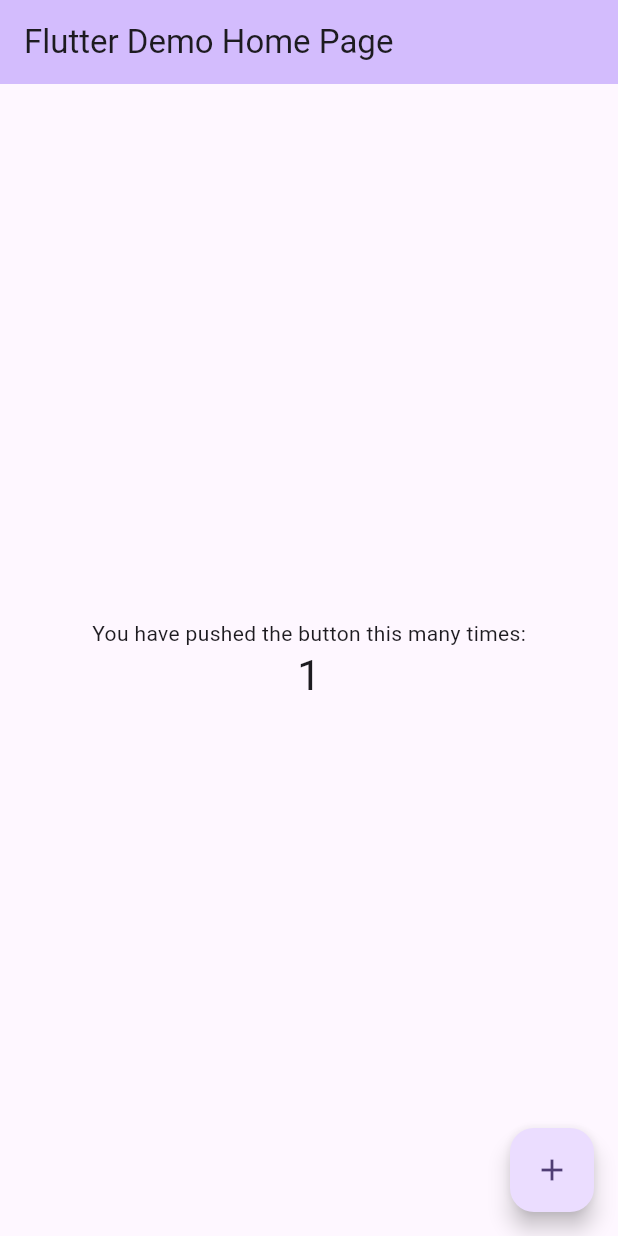
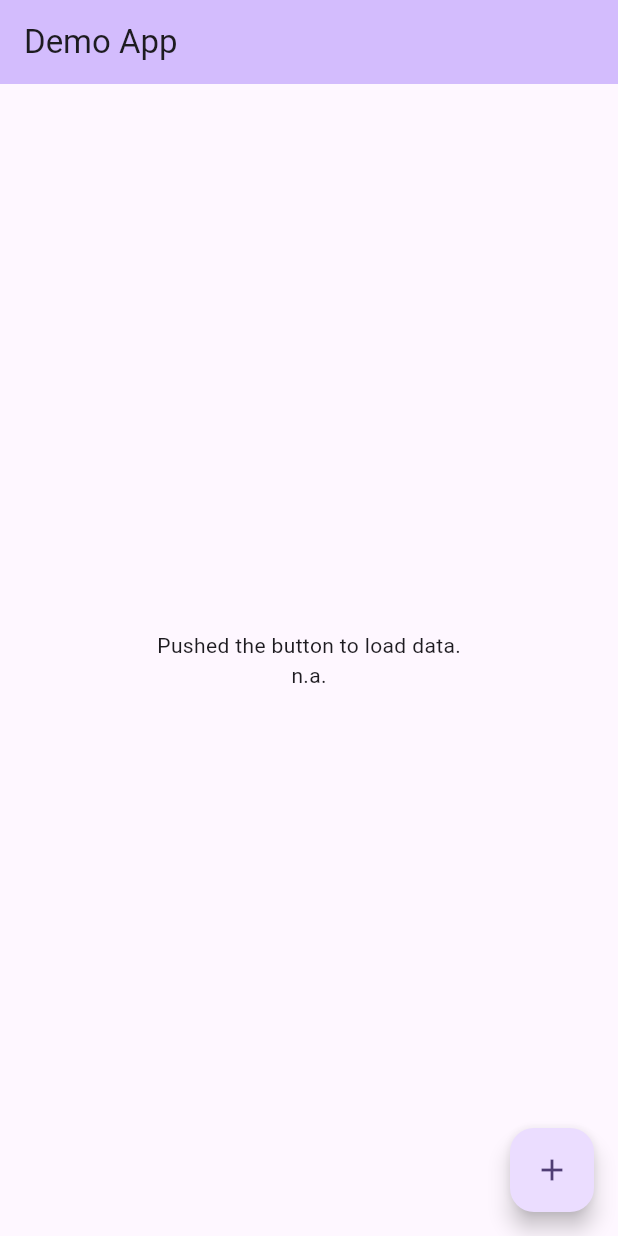
Before and after one commit to ThomasDerZweifler/flutter, a Flutter app: the screen it shows after launch, after a tap on the "add" icon, on a phone screen of 412 x 824 dp. Run offline on Flutter 3.47's test engine with Material 3 defaults, Android fonts, the phone set to English and light mode, and no system bars; network calls fail.

Commit message:
load data, setState

```diff
--- a/lib/main.dart
+++ b/lib/main.dart
@@ -6,27 +6,6 @@ import 'package:http/http.dart' as http;
 
 void main() {
   runApp(const MyApp());
-
-  final result = _loadRemoteData().then((String result) {
-    if (kDebugMode) {
-      print("result: $result");
-    }
-  });
-}
-
-Future<String> _loadRemoteData() async {
-  final response = await (http.get(Uri.parse('https://oreil.ly/ndCPN')));
-  if (response.statusCode == 200) {
-    if (kDebugMode) {
-      print('response statusCode is 200');
-    }
-    return response.body;
-  } else {
-    if (kDebugMode) {
-      print('Http Error: ${response.statusCode}!');
-    }
-    throw Exception('Invalid data source.');
-  }
 }
 
 class MyApp extends StatelessWidget {
@@ -38,40 +17,17 @@ class MyApp extends StatelessWidget {
     return MaterialApp(
       title: 'Flutter Demo',
       theme: ThemeData(
-        // This is the theme of your application.
-        //
-        // TRY THIS: Try running your application with "flutter run". You'll see
-        // the application has a purple toolbar. Then, without quitting the app,
-        // try changing the seedColor in the colorScheme below to Colors.green
-        // and then invoke "hot reload" (save your changes or press the "hot
-        // reload" button in a Flutter-supported IDE, or press "r" if you used
-        // the command line to start the app).
-        //
-        // Notice that the counter didn't reset back to zero; the application
-        // state is not lost during the reload. To reset the state, use hot
-        // restart instead.
-        //
-        // This works for code too, not just values: Most code changes can be
-        // tested with just a hot reload.
         colorScheme: ColorScheme.fromSeed(seedColor: Colors.deepPurple),
         useMaterial3: true,
       ),
-      home: const MyHomePage(title: 'Flutter Demo Home Page'),
+      home: const MyHomePage(title: 'Demo App'),
+      debugShowCheckedModeBanner: false,
     );
   }
 }
 
 class MyHomePage extends StatefulWidget {
   const MyHomePage({super.key, required this.title});
-
-  // This widget is the home page of your application. It is stateful, meaning
-  // that it has a State object (defined below) that contains fields that affect
-  // how it looks.
-
-  // This class is the configuration for the state. It holds the values (in this
-  // case the title) provided by the parent (in this case the App widget) and
-  // used by the build method of the State. Fields in a Widget subclass are
-  // always marked "final".
 
   final String title;
 
@@ -80,27 +36,33 @@ class MyHomePage extends StatefulWidget {
 }
 
 class _MyHomePageState extends State<MyHomePage> {
-  int _counter = 0;
+  String _result = "n.a.";
 
-  void _incrementCounter() {
-    setState(() {
-      // This call to setState tells the Flutter framework that something has
-      // changed in this State, which causes it to rerun the build method below
-      // so that the display can reflect the updated values. If we changed
-      // _counter without calling setState(), then the build method would not be
-      // called again, and so nothing would appear to happen.
-      _counter++;
+  _loadData() {
+    _loadRemoteData().then((String result) {
+      setState(() {
+        _result = result;
+      });
     });
+  }
+
+  Future<String> _loadRemoteData() async {
+    final response = await (http.get(Uri.parse('https://oreil.ly/ndCPN')));
+    if (response.statusCode == 200) {
+      if (kDebugMode) {
+        print('response statusCode is 200');
+      }
+      return response.body;
+    } else {
+      if (kDebugMode) {
+        print('Http Error: ${response.statusCode}!');
+      }
+      throw Exception('Invalid data source.');
+    }
   }
 
   @override
   Widget build(BuildContext context) {
-    // This method is rerun every time setState is called, for instance as done
-    // by the _incrementCounter method above.
-    //
-    // The Flutter framework has been optimized to make rerunning build methods
-    // fast, so that you can just rebuild anything that needs updating rather
-    // than having to individually change instances of widgets.
     return Scaffold(
       appBar: AppBar(
         // TRY THIS: Try changing the color here to a specific color (to
@@ -112,38 +74,22 @@ class _MyHomePageState extends State<MyHomePage> {
         title: Text(widget.title),
       ),
       body: Center(
-        // Center is a layout widget. It takes a single child and positions it
-        // in the middle of the parent.
         child: Column(
-          // Column is also a layout widget. It takes a list of children and
-          // arranges them vertically. By default, it sizes itself to fit its
-          // children horizontally, and tries to be as tall as its parent.
-          //
-          // Column has various properties to control how it sizes itself and
-          // how it positions its children. Here we use mainAxisAlignment to
-          // center the children vertically; the main axis here is the vertical
-          // axis because Columns are vertical (the cross axis would be
-          // horizontal).
-          //
-          // TRY THIS: Invoke "debug painting" (choose the "Toggle Debug Paint"
-          // action in the IDE, or press "p" in the console), to see the
-          // wireframe for each widget.
           mainAxisAlignment: MainAxisAlignment.center,
           children: <Widget>[
             const Text(
-              'You have pushed the button this many times:',
+              'Pushed the button to load data.',
             ),
             Semantics(
                 child: Text(
-              '$_counter',
-              style: Theme.of(context).textTheme.headlineMedium,
+              _result,
             )),
           ],
         ),
       ),
       floatingActionButton: FloatingActionButton(
-        onPressed: _incrementCounter,
-        tooltip: 'Increment',
+        onPressed: _loadData,
+        tooltip: 'Load data',
         child: const Icon(Icons.add),
       ), // This trailing comma makes auto-formatting nicer for build methods.
     );
```
